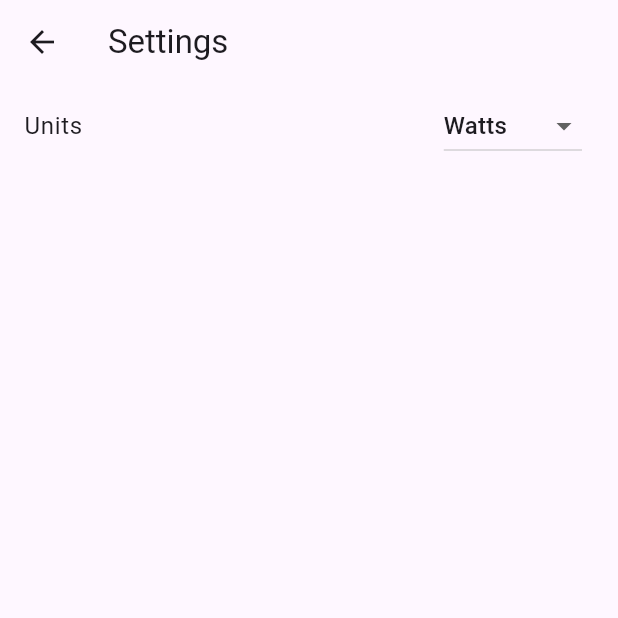
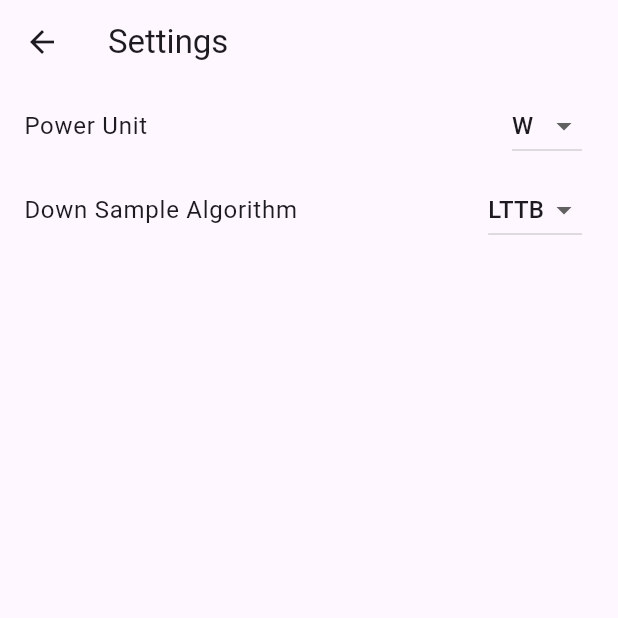
Before and after one commit to scheiermannandre/energy_manager_app, a Flutter app: the SettingsScreen screen opened directly, on a phone screen of 412 x 824 dp, the top half of it. Run offline on Flutter 3.47's test engine with Material 3 defaults, Android fonts, the phone set to English and light mode, and no system bars; our stand-ins replace fl_chart, flutter_hooks, flutter_riverpod, hooks_riverpod, riverpod_annotation; generated files the repository leaves out were written again; network calls fail.

Commit message:
extract downsamplingcontext to settings

```diff
--- a/lib/features/monitoring/application/down_sampling_strategy.dart
+++ b/lib/features/monitoring/application/down_sampling_strategy.dart
@@ -1,4 +1,7 @@
 import 'package:energy_manager_app/features/monitoring/monitoring.dart';
+import 'package:riverpod_annotation/riverpod_annotation.dart';
+
+part 'down_sampling_strategy.g.dart';
 
 class DownsamplingContext {
   DownsamplingContext(this._strategy);
@@ -6,7 +9,7 @@ class DownsamplingContext {
 
   // ignore: avoid_setters_without_getters
   set strategy(DownsamplingStrategy strategy) => _strategy = strategy;
-
+  DownSamplingAlgorithm get algorithm => _strategy.algorithm;
   List<MonitoringDataModel> downsample(
     List<MonitoringDataModel> data,
     int threshold,
@@ -17,6 +20,17 @@ class DownsamplingContext {
 
 // ignore: one_member_abstracts
 abstract class DownsamplingStrategy {
+  factory DownsamplingStrategy.fromAlgorithm(DownSamplingAlgorithm unit) {
+    switch (unit) {
+      case DownSamplingAlgorithm.none:
+        return NoDownsamplingStrategy();
+      case DownSamplingAlgorithm.lttb:
+        return LTTBDownsamplingStrategy();
+    }
+  }
+
+  DownSamplingAlgorithm get algorithm;
+
   List<MonitoringDataModel> downsample(
     List<MonitoringDataModel> data,
     int threshold,
@@ -24,6 +38,9 @@ abstract class DownsamplingStrategy {
 }
 
 class NoDownsamplingStrategy implements DownsamplingStrategy {
+  @override
+  DownSamplingAlgorithm get algorithm => DownSamplingAlgorithm.none;
+
   @override
   List<MonitoringDataModel> downsample(
     List<MonitoringDataModel> data,
@@ -34,6 +51,9 @@ class NoDownsamplingStrategy implements DownsamplingStrategy {
 }
 
 class LTTBDownsamplingStrategy implements DownsamplingStrategy {
+  @override
+  DownSamplingAlgorithm get algorithm => DownSamplingAlgorithm.lttb;
+
   @override
   List<MonitoringDataModel> downsample(
     List<MonitoringDataModel> data,
@@ -90,3 +110,12 @@ class LTTBDownsamplingStrategy implements DownsamplingStrategy {
     return sampled;
   }
 }
+
+@riverpod
+class DownsamplingContextController extends _$DownsamplingContextController {
+  @override
+  DownsamplingContext build() =>
+      DownsamplingContext(LTTBDownsamplingStrategy());
+  void switchStrategy(DownsamplingStrategy strategy) =>
+      state = DownsamplingContext(strategy);
+}
--- /dev/null
+++ b/lib/features/monitoring/data/enums/down_sampling_algorithm.dart
@@ -0,0 +1,15 @@
+import 'package:energy_manager_app/foundation/foundation.dart';
+
+enum DownSamplingAlgorithm {
+  none,
+  lttb;
+
+  String get label {
+    switch (this) {
+      case DownSamplingAlgorithm.none:
+        return 'None'.hardCoded;
+      case DownSamplingAlgorithm.lttb:
+        return 'LTTB'.hardCoded;
+    }
+  }
+}
--- a/lib/features/monitoring/data/enums/enums.dart
+++ b/lib/features/monitoring/data/enums/enums.dart
@@ -1 +1,2 @@
+export 'down_sampling_algorithm.dart';
 export 'metric_type.dart';
--- a/lib/features/monitoring/view/widgets/energy_chart.dart
+++ b/lib/features/monitoring/view/widgets/energy_chart.dart
@@ -16,15 +16,13 @@ class EnergyChart extends ConsumerWidget {
   final String date;
   final EnergyChartConfig config;
 
-  static DownsamplingContext downsamplingContext = DownsamplingContext(
-    LTTBDownsamplingStrategy(),
-  );
   static const minutes = 60.0;
   @override
   Widget build(BuildContext context, WidgetRef ref) {
     final powerUnitContext = ref.watch(powerUnitContextControllerProvider);
+    final downsampleContext = ref.watch(downsamplingContextControllerProvider);
     final downsampledData =
-        downsamplingContext.downsample(data, config.downsampleThreshold);
+        downsampleContext.downsample(data, config.downsampleThreshold);
 
     const maxXValue = 24 * minutes;
     var maxYValue = downsampledData
--- a/lib/features/settings/application/power_unit_strategy.dart
+++ b/lib/features/settings/application/power_unit_strategy.dart
@@ -5,7 +5,6 @@ part 'power_unit_strategy.g.dart';
 
 abstract class PowerUnitStrategy {
   PowerUnitStrategy();
-
   factory PowerUnitStrategy.fromUnit(PowerUnit unit) {
     switch (unit) {
       case PowerUnit.watts:
@@ -14,9 +13,9 @@ abstract class PowerUnitStrategy {
         return KilowattsStrategy();
     }
   }
-  double convert(double value);
   String get unitLabel => unit.label;
   PowerUnit get unit;
+  double convert(double value);
 }
 
 class WattsStrategy extends PowerUnitStrategy {
--- a/lib/features/settings/data/enums/power_unit.dart
+++ b/lib/features/settings/data/enums/power_unit.dart
@@ -1,3 +1,5 @@
+import 'package:energy_manager_app/foundation/foundation.dart';
+
 enum PowerUnit {
   watts,
   kilowatts;
@@ -5,9 +7,9 @@ enum PowerUnit {
   String get label {
     switch (this) {
       case PowerUnit.watts:
-        return 'W';
+        return 'W'.hardCoded;
       case PowerUnit.kilowatts:
-        return 'kW';
+        return 'kW'.hardCoded;
     }
   }
 }
--- a/lib/features/settings/view/screens/settings_screen.dart
+++ b/lib/features/settings/view/screens/settings_screen.dart
@@ -1,3 +1,4 @@
+import 'package:energy_manager_app/features/monitoring/monitoring.dart';
 import 'package:energy_manager_app/features/settings/settings.dart';
 import 'package:energy_manager_app/foundation/foundation.dart';
 import 'package:flutter/material.dart';
@@ -12,6 +13,12 @@ class SettingsScreen extends ConsumerWidget {
     final powerUnitContext = ref.watch(powerUnitControllerProvider);
     final powerUnitController = ref.read(powerUnitControllerProvider.notifier);
 
+    final downsampleContextControllerProvider =
+        downsamplingContextControllerProvider;
+    final downsampleContext = ref.watch(downsampleContextControllerProvider);
+    final downsampleController =
+        ref.read(downsampleContextControllerProvider.notifier);
+
     return Scaffold(
       appBar: AppBar(
         title: Text('Settings'.hardCoded),
@@ -19,7 +26,7 @@ class SettingsScreen extends ConsumerWidget {
       body: ListView(
         children: [
           ListTile(
-            title: Text('Units'.hardCoded),
+            title: Text('Power Unit'.hardCoded),
             trailing: DropdownButton<PowerUnit>(
               value: powerUnitContext.unit,
               onChanged: (PowerUnit? newValue) {
@@ -30,11 +37,33 @@ class SettingsScreen extends ConsumerWidget {
               items: [
                 DropdownMenuItem<PowerUnit>(
                   value: PowerUnit.watts,
-                  child: Text('Watts'.hardCoded),
+                  child: Text(PowerUnit.watts.label),
                 ),
                 DropdownMenuItem<PowerUnit>(
                   value: PowerUnit.kilowatts,
-                  child: Text('Kilowatts'.hardCoded),
+                  child: Text(PowerUnit.kilowatts.label),
+                ),
+              ],
+            ),
+          ),
+          ListTile(
+            title: Text('Down Sample Algorithm'.hardCoded),
+            trailing: DropdownButton<DownSamplingAlgorithm>(
+              value: downsampleContext.algorithm,
+              onChanged: (DownSamplingAlgorithm? newValue) {
+                if (newValue == null) return;
+                downsampleController.switchStrategy(
+                  DownsamplingStrategy.fromAlgorithm(newValue),
+                );
+              },
+              items: [
+                DropdownMenuItem<DownSamplingAlgorithm>(
+                  value: DownSamplingAlgorithm.none,
+                  child: Text(DownSamplingAlgorithm.none.label),
+                ),
+                DropdownMenuItem<DownSamplingAlgorithm>(
+                  value: DownSamplingAlgorithm.lttb,
+                  child: Text(DownSamplingAlgorithm.lttb.label),
                 ),
               ],
             ),
```
Also changed, not shown: lib/features/monitoring/view/widgets/monitoring_widget.dart (+4 -11 lines).
